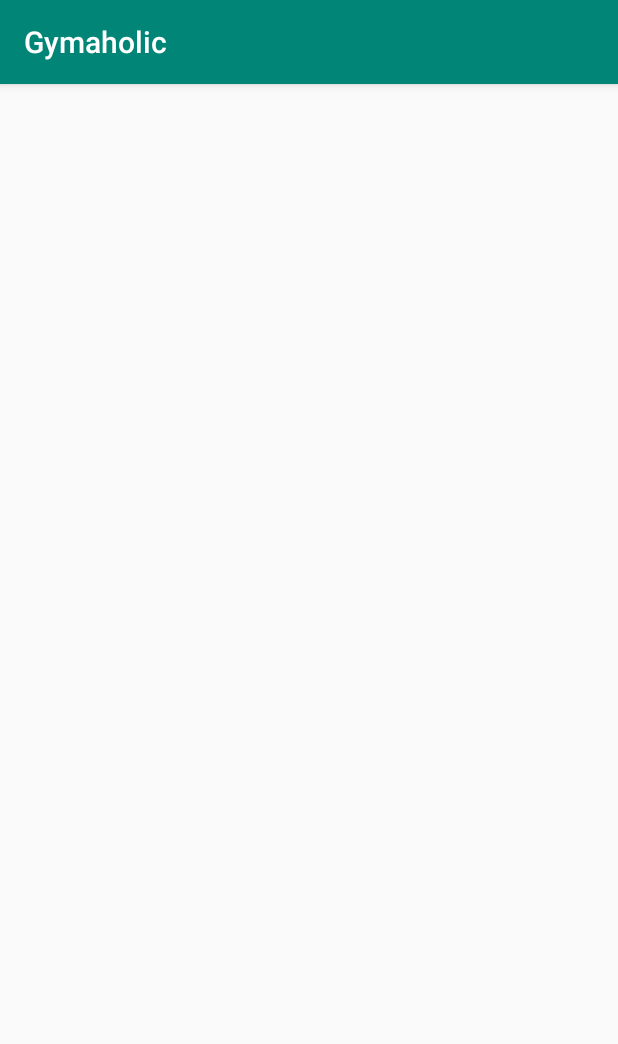
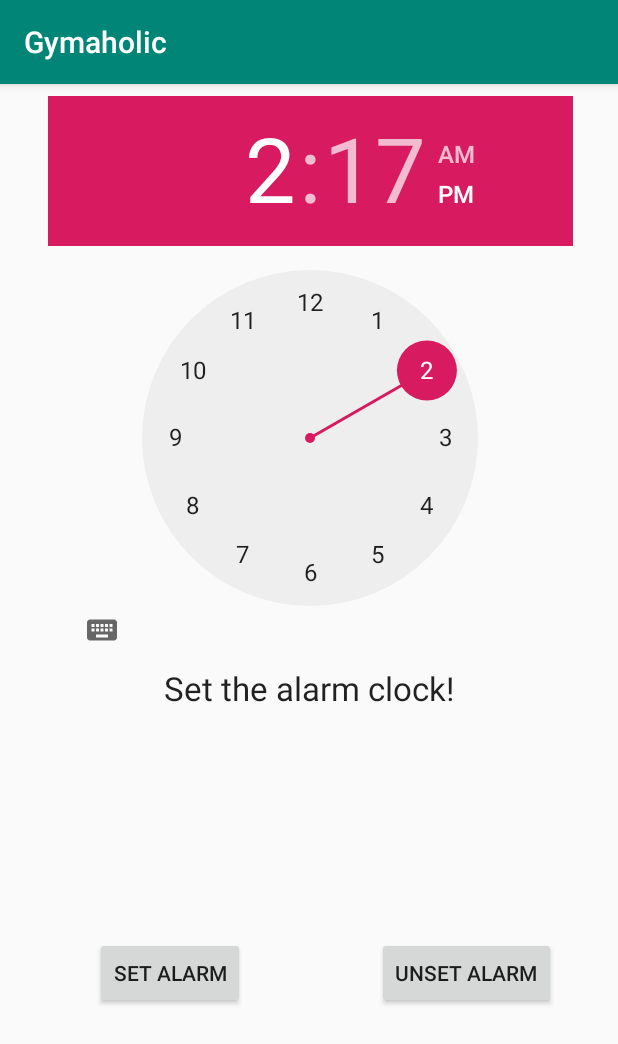
Before and after one commit to DextorAntony/Gymaholic2, an Android app: the screen it shows after launch (MainActivity before the commit, MainActivity2 after it), in the side drawer, after a tap on "ALARM", on a phone screen of 412 x 824 dp. Shown: the top 1044 px of the screen. Run offline under Robolectric (Android 15) with nearby library versions, the phone set to English and light mode, and no system bars; Roboto replaces fonts that are not available here.

Commit message:
alarm added

```diff
--- a/app/build.gradle
+++ b/app/build.gradle
@@ -5,7 +5,7 @@ android {
     defaultConfig {
         applicationId "technocrats.com.gymaholic"
         minSdkVersion 15
-        targetSdkVersion 28
+        targetSdkVersion 25
         versionCode 1
         versionName "1.0"
         testInstrumentationRunner "android.support.test.runner.AndroidJUnitRunner"
--- a/app/src/main/java/technocrats/com/gymaholic/MainActivity.java
+++ b/app/src/main/java/technocrats/com/gymaholic/MainActivity.java
@@ -28,6 +28,7 @@ private Intent pp;
 private Intent abs;
 private Intent video;
 private Intent loc;
+private Intent alarm;
 private WebView mWebview;
     private TextView mTextMessage;
 
@@ -195,7 +196,8 @@ private WebView mWebview;
 
         } else if (id == R.id.nav_slideshow) {
 
-
+alarm=new Intent(getBaseContext(),MainActivity2.class);
+startActivity(alarm);
 
         } else if (id == R.id.nav_manage) {
 
--- /dev/null
+++ b/app/src/main/java/technocrats/com/gymaholic/MainActivity2.java
@@ -0,0 +1,142 @@
+package technocrats.com.gymaholic;
+
+import android.annotation.TargetApi;
+import android.app.AlarmManager;
+import android.app.PendingIntent;
+import android.content.Context;
+import android.content.Intent;
+import android.os.Build;
+import android.support.v7.app.AppCompatActivity;
+import android.os.Bundle;
+import android.util.Log;
+import android.view.Menu;
+import android.view.MenuItem;
+import android.view.View;
+import android.widget.Button;
+import android.widget.TextView;
+import android.widget.TimePicker;
+
+import java.util.Calendar;
+import java.util.Random;
+
+public class MainActivity2 extends AppCompatActivity {
+
+    AlarmManager alarmManager;
+    private PendingIntent pending_intent;
+
+    private TimePicker alarmTimePicker;
+    private TextView alarmTextView;
+
+    private AlarmReceiver alarm;
+
+
+    MainActivity2 inst;
+    Context context;
+
+    @Override
+    protected void onCreate(Bundle savedInstanceState) {
+        super.onCreate(savedInstanceState);
+        setContentView(R.layout.activity_alarm);
+
+
+
+        this.context = this;
+
+        //alarm = new AlarmReceiver();
+        alarmTextView = (TextView) findViewById(R.id.alarmText);
+
+        final Intent myIntent = new Intent(this.context, AlarmReceiver.class);
+
+        // Get the alarm manager service
+        alarmManager = (AlarmManager) getSystemService(ALARM_SERVICE);
+
+        // set the alarm to the time that you picked
+        final Calendar calendar = Calendar.getInstance();
+
+        alarmTimePicker = (TimePicker) findViewById(R.id.alarmTimePicker);
+
+
+
+        Button start_alarm= (Button) findViewById(R.id.start_alarm);
+        start_alarm.setOnClickListener(new View.OnClickListener() {
+            @TargetApi(Build.VERSION_CODES.M)
+
+            @Override
+            public void onClick(View v) {
+
+                calendar.add(Calendar.SECOND, 3);
+                //setAlarmText("You clicked a button");
+
+                final int hour = alarmTimePicker.getCurrentHour();
+                final int minute = alarmTimePicker.getCurrentMinute();;
+
+                Log.e("MyActivity", "In the receiver with " + hour + " and " + minute);
+                setAlarmText("You clicked a " + hour + " and " + minute);
+
+
+                calendar.set(Calendar.HOUR_OF_DAY, alarmTimePicker.getCurrentHour());
+                calendar.set(Calendar.MINUTE, alarmTimePicker.getCurrentMinute());
+
+                myIntent.putExtra("extra", "yes");
+                pending_intent = PendingIntent.getBroadcast(MainActivity2.this, 0, myIntent, PendingIntent.FLAG_UPDATE_CURRENT);
+
+                alarmManager.set(AlarmManager.RTC_WAKEUP, calendar.getTimeInMillis(), pending_intent);
+
+
+                // now you should change the set Alarm text so it says something nice
+
+
+                setAlarmText("Alarm set to " + hour + ":" + minute);
+                //Toast.makeText(getApplicationContext(), "You set the alarm", Toast.LENGTH_SHORT).show();
+            }
+
+        });
+        Intent intent = new Intent(this, RingtonePlayingService.class);
+        PendingIntent pendingIntent = PendingIntent.getBroadcast(getApplicationContext(), 1253, intent, 0);
+        AlarmManager alarmManager = (AlarmManager) getSystemService(ALARM_SERVICE);
+        assert alarmManager != null;
+        alarmManager.cancel(pendingIntent);
+        Button stop_alarm= (Button) findViewById(R.id.stop_alarm);
+        stop_alarm.setOnClickListener(new View.OnClickListener() {
+            @Override
+            public void onClick(View v) {
+
+
+                int min = 1;
+                int max = 9;
+
+                Random r = new Random();
+                int random_number = r.nextInt(max - min + 1) + min;
+                Log.e("random number is ", String.valueOf(random_number));
+
+                myIntent.putExtra("extra", "no");
+                sendBroadcast(myIntent);
+
+
+                //setAlarmText("You clicked a " + " canceled");
+            }
+        });
+
+    }
+
+    public void setAlarmText(String alarmText) {
+        alarmTextView.setText(alarmText);
+    }
+
+
+
+    @Override
+    public void onStart() {
+        super.onStart();
+        inst = this;
+    }
+
+    @Override
+    public void onPause() {
+        super.onPause();
+
+        Log.e("MyActivity", "on Destroy");
+    }
+
+
+}
--- /dev/null
+++ b/app/src/main/res/layout/activity_alarm.xml
@@ -0,0 +1,75 @@
+<?xml version="1.0" encoding="utf-8"?>
+<android.support.constraint.ConstraintLayout xmlns:android="http://schemas.android.com/apk/res/android"
+    xmlns:app="http://schemas.android.com/apk/res-auto"
+    xmlns:tools="http://schemas.android.com/tools"
+    android:layout_width="match_parent"
+    android:layout_height="match_parent"
+    tools:context="technocrats.com.gymaholic.MainActivity2"
+    tools:layout_editor_absoluteY="81dp"
+    tools:layout_editor_absoluteX="0dp">
+
+    <TimePicker
+        android:id="@+id/alarmTimePicker"
+        android:layout_width="350dp"
+        android:layout_height="372dp"
+        app:layout_constraintTop_toTopOf="parent"
+        android:layout_marginTop="8dp"
+        android:layout_marginLeft="8dp"
+        app:layout_constraintLeft_toLeftOf="parent"
+        android:layout_marginRight="8dp"
+        app:layout_constraintRight_toRightOf="parent"
+        app:layout_constraintHorizontal_bias="0.518" />
+
+
+    <Button
+        android:layout_width="wrap_content"
+        android:layout_height="wrap_content"
+        android:text="Set alarm"
+        android:id="@+id/start_alarm"
+        android:layout_alignParentLeft="true"
+        android:layout_alignParentStart="true"
+        android:onClick="startTimer"
+        android:layout_marginTop="8dp"
+        app:layout_constraintTop_toBottomOf="@+id/alarmText"
+        android:layout_marginLeft="63dp"
+        app:layout_constraintLeft_toLeftOf="parent"
+        app:layout_constraintBottom_toBottomOf="parent"
+        android:layout_marginBottom="8dp" />
+
+    <Button
+        android:layout_width="wrap_content"
+        android:layout_height="wrap_content"
+        android:text="Unset alarm"
+        android:id="@+id/stop_alarm"
+
+        android:layout_alignParentRight="true"
+        android:layout_alignParentEnd="true"
+        android:onClick="cancelTimer"
+        android:layout_marginTop="8dp"
+        app:layout_constraintTop_toBottomOf="@+id/alarmText"
+        android:layout_marginRight="8dp"
+        app:layout_constraintRight_toRightOf="parent"
+        app:layout_constraintLeft_toRightOf="@+id/start_alarm"
+        android:layout_marginLeft="8dp"
+        app:layout_constraintHorizontal_bias="0.705"
+        app:layout_constraintBottom_toBottomOf="parent"
+        android:layout_marginBottom="8dp" />
+
+    <TextView
+        android:layout_width="wrap_content"
+        android:layout_height="wrap_content"
+        android:textAppearance="?android:attr/textAppearanceLarge"
+        android:text="Set the alarm clock!"
+        android:id="@+id/alarmText"
+        android:layout_alignParentBottom="true"
+        android:layout_centerHorizontal="true"
+        android:layout_below="@+id/start_alarm"
+        android:layout_marginTop="8dp"
+        app:layout_constraintTop_toBottomOf="@+id/alarmTimePicker"
+        android:layout_marginRight="8dp"
+        app:layout_constraintRight_toRightOf="parent"
+        android:layout_marginLeft="8dp"
+        app:layout_constraintLeft_toLeftOf="parent" />
+
+
+</android.support.constraint.ConstraintLayout>
```
Also changed, not shown: app/src/main/AndroidManifest.xml (+16 -3 lines), app/src/main/java/technocrats/com/gymaholic/AlarmReceiver.java (added, +22 -0 lines), app/src/main/java/technocrats/com/gymaholic/RingtonePlayingService.java (added, +150 -0 lines), app/src/main/res/drawable/b1gg.png (deleted), app/src/main/res/drawable/bg2.jpg (deleted), app/src/main/res/drawable/play.png (deleted), app/src/main/res/drawable/play1.png (deleted), 2 other files.
